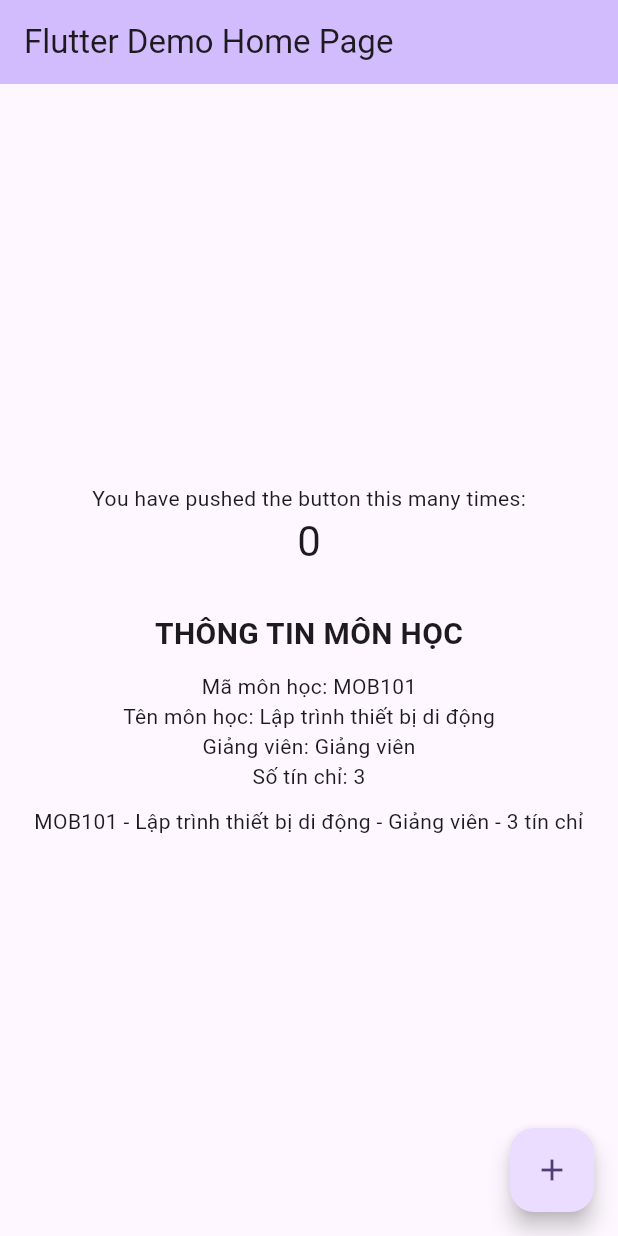
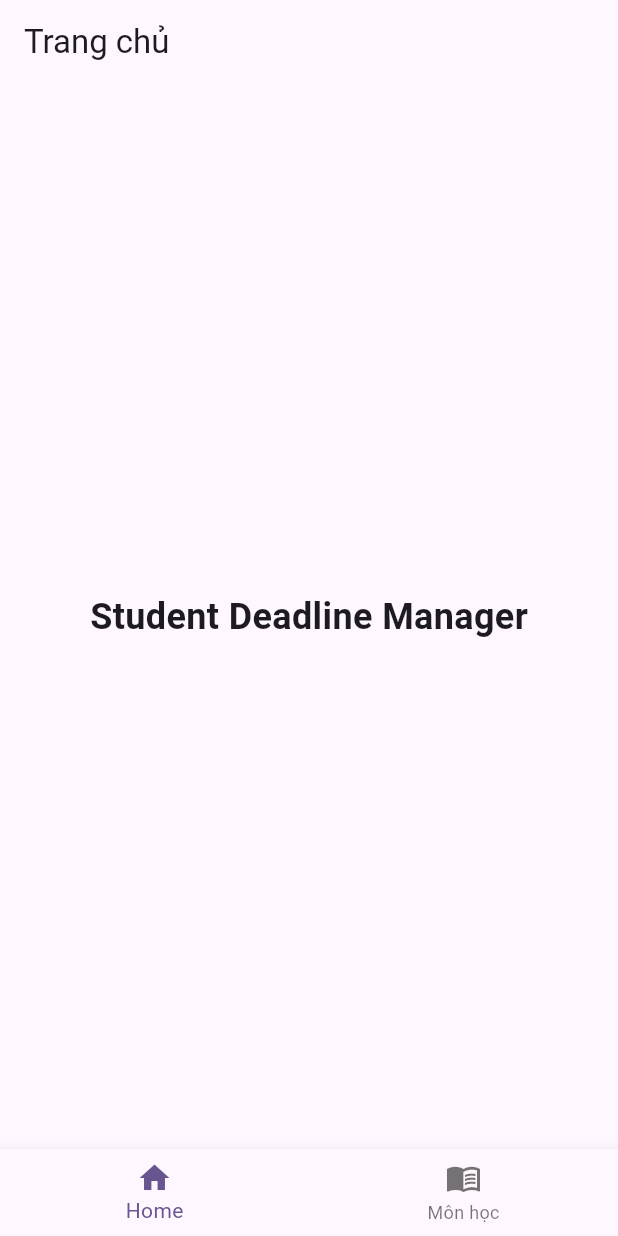
Before and after one commit to Project-Mobile-N05/team_Truong_Son_Sy, a Flutter app: the screen it shows after launch, on a phone screen of 412 x 824 dp. Run offline on Flutter 3.47's test engine with Material 3 defaults, Android fonts, the phone set to English and light mode, and no system bars.

Commit message:
Stateless & Stateful Widgets & Wireframes

```diff
--- a/student_deadline_manager/lib/main.dart
+++ b/student_deadline_manager/lib/main.dart
@@ -1,5 +1,6 @@
 import 'package:flutter/material.dart';
-import 'subject.dart';
+
+import 'subject_screen.dart';
 
 void main() {
   runApp(const MyApp());
@@ -8,146 +9,86 @@ void main() {
 class MyApp extends StatelessWidget {
   const MyApp({super.key});
 
-  // This widget is the root of your application.
   @override
   Widget build(BuildContext context) {
     return MaterialApp(
-      title: 'Flutter Demo',
+      debugShowCheckedModeBanner: false,
+      title: 'Student Deadline Manager',
       theme: ThemeData(
-        // This is the theme of your application.
-        //
-        // TRY THIS: Try running your application with "flutter run". You'll see
-        // the application has a purple toolbar. Then, without quitting the app,
-        // try changing the seedColor in the colorScheme below to Colors.green
-        // and then invoke "hot reload" (save your changes or press the "hot
-        // reload" button in a Flutter-supported IDE, or press "r" if you used
-        // the command line to start the app).
-        //
-        // Notice that the counter didn't reset back to zero; the application
-        // state is not lost during the reload. To reset the state, use hot
-        // restart instead.
-        //
-        // This works for code too, not just values: Most code changes can be
-        // tested with just a hot reload.
-        colorScheme: ColorScheme.fromSeed(seedColor: Colors.deepPurple),
+        colorScheme: ColorScheme.fromSeed(
+          seedColor: Colors.deepPurple,
+        ),
+        useMaterial3: true,
       ),
-      home: const MyHomePage(title: 'Flutter Demo Home Page'),
+      home: const MainNavigation(),
     );
   }
 }
 
-class MyHomePage extends StatefulWidget {
-  const MyHomePage({super.key, required this.title});
-
-  // This widget is the home page of your application. It is stateful, meaning
-  // that it has a State object (defined below) that contains fields that affect
-  // how it looks.
-
-  // This class is the configuration for the state. It holds the values (in this
-  // case the title) provided by the parent (in this case the App widget) and
-  // used by the build method of the State. Fields in a Widget subclass are
-  // always marked "final".
-
-  final String title;
+class MainNavigation extends StatefulWidget {
+  const MainNavigation({super.key});
 
   @override
-  State<MyHomePage> createState() => _MyHomePageState();
+  State<MainNavigation> createState() => _MainNavigationState();
 }
 
-class _MyHomePageState extends State<MyHomePage> {
-  int _counter = 0;
-  final MonHoc monHoc = MonHoc(
-  maMonHoc: 'MOB101',
-  tenMonHoc: 'Lập trình thiết bị di động',
-  giangVien: 'Giảng viên',
-  soTinChi: 3,
-);
+class _MainNavigationState extends State<MainNavigation> {
+  int _selectedIndex = 0;
 
-  void _incrementCounter() {
+  final List<Widget> _screens = const [
+    HomeScreen(),
+    SubjectScreen(),
+  ];
+
+  void _onItemTapped(int index) {
     setState(() {
-      // This call to setState tells the Flutter framework that something has
-      // changed in this State, which causes it to rerun the build method below
-      // so that the display can reflect the updated values. If we changed
-      // _counter without calling setState(), then the build method would not be
-      // called again, and so nothing would appear to happen.
-      _counter++;
+      _selectedIndex = index;
     });
   }
 
   @override
   Widget build(BuildContext context) {
-    // This method is rerun every time setState is called, for instance as done
-    // by the _incrementCounter method above.
-    //
-    // The Flutter framework has been optimized to make rerunning build methods
-    // fast, so that you can just rebuild anything that needs updating rather
-    // than having to individually change instances of widgets.
     return Scaffold(
-      appBar: AppBar(
-        // TRY THIS: Try changing the color here to a specific color (to
-        // Colors.amber, perhaps?) and trigger a hot reload to see the AppBar
-        // change color while the other colors stay the same.
-        backgroundColor: Theme.of(context).colorScheme.inversePrimary,
-        // Here we take the value from the MyHomePage object that was created by
-        // the App.build method, and use it to set our appbar title.
-        title: Text(widget.title),
-      ),
-      body: Center(
-        // Center is a layout widget. It takes a single child and positions it
-        // in the middle of the parent.
-        child: Column(
-          // Column is also a layout widget. It takes a list of children and
-          // arranges them vertically. By default, it sizes itself to fit its
-          // children horizontally, and tries to be as tall as its parent.
-          //
-          // Column has various properties to control how it sizes itself and
-          // how it positions its children. Here we use mainAxisAlignment to
-          // center the children vertically; the main axis here is the vertical
-          // axis because Columns are vertical (the cross axis would be
-          // horizontal).
-          //
-          // TRY THIS: Invoke "debug painting" (choose the "Toggle Debug Paint"
-          // action in the IDE, or press "p" in the console), to see the
-          // wireframe for each widget.
-          mainAxisAlignment: MainAxisAlignment.center,
-          children: [
-  const Text('You have pushed the button this many times:'),
-  Text(
-    '$_counter',
-    style: Theme.of(context).textTheme.headlineMedium,
-  ),
+      body: _screens[_selectedIndex],
 
-  const SizedBox(height: 30),
-
-  const Text(
-    'THÔNG TIN MÔN HỌC',
-    style: TextStyle(
-      fontSize: 20,
-      fontWeight: FontWeight.bold,
-    ),
-  ),
-
-  const SizedBox(height: 10),
-
-  Text('Mã môn học: ${monHoc.maMonHoc}'),
-  Text('Tên môn học: ${monHoc.tenMonHoc}'),
-  Text('Giảng viên: ${monHoc.giangVien}'),
-  Text('Số tín chỉ: ${monHoc.soTinChi}'),
-
-  const SizedBox(height: 10),
-
-  Text(
-    monHoc.getThongTinMonHoc(),
-    textAlign: TextAlign.center,
-  ),
-],
-        ),
-      ),
-      floatingActionButton: FloatingActionButton(
-        onPressed: _incrementCounter,
-        tooltip: 'Increment',
-        child: const Icon(Icons.add),
+      bottomNavigationBar: BottomNavigationBar(
+        currentIndex: _selectedIndex,
+        onTap: _onItemTapped,
+        items: const [
+          BottomNavigationBarItem(
+            icon: Icon(Icons.home_outlined),
+            activeIcon: Icon(Icons.home),
+            label: 'Home',
+          ),
+          BottomNavigationBarItem(
+            icon: Icon(Icons.menu_book_outlined),
+            activeIcon: Icon(Icons.menu_book),
+            label: 'Môn học',
+          ),
+        ],
       ),
     );
   }
 }
+
+class HomeScreen extends StatelessWidget {
+  const HomeScreen({super.key});
+
+  @override
+  Widget build(BuildContext context) {
+    return Scaffold(
+      appBar: AppBar(
+        title: const Text('Trang chủ'),
+      ),
+      body: const Center(
+        child: Text(
+          'Student Deadline Manager',
+          style: TextStyle(
+            fontSize: 24,
+            fontWeight: FontWeight.bold,
+          ),
+        ),
+      ),
+    );
+  }
+}
--- a/student_deadline_manager/lib/subject.dart
+++ b/student_deadline_manager/lib/subject.dart
@@ -1,29 +1,17 @@
 class MonHoc {
-  String maMonHoc;
-  String tenMonHoc;
-  String giangVien;
-  int soTinChi;
+  final String maMonHoc;
+  final String tenMonHoc;
+  final String giangVien;
+  final int soTinChi;
 
-  MonHoc({
+  const MonHoc({
     required this.maMonHoc,
     required this.tenMonHoc,
     required this.giangVien,
     required this.soTinChi,
   });
 
-  void capNhatMonHoc(
-    String maMonHoc,
-    String tenMonHoc,
-    String giangVien,
-    int soTinChi,
-  ) {
-    this.maMonHoc = maMonHoc;
-    this.tenMonHoc = tenMonHoc;
-    this.giangVien = giangVien;
-    this.soTinChi = soTinChi;
-  }
-
   String getThongTinMonHoc() {
-    return '$maMonHoc - $tenMonHoc - $giangVien - $soTinChi tín chỉ';
+    return 'Môn $tenMonHoc ($maMonHoc) do giảng viên $giangVien giảng dạy, tổng $soTinChi tín chỉ.';
   }
 }
```
Also changed, not shown: student_deadline_manager/lib/statistics_screen.dart (added, +130 -0 lines), student_deadline_manager/lib/subject_card.dart (added, +40 -0 lines), student_deadline_manager/lib/subject_screen.dart (added, +198 -0 lines).
